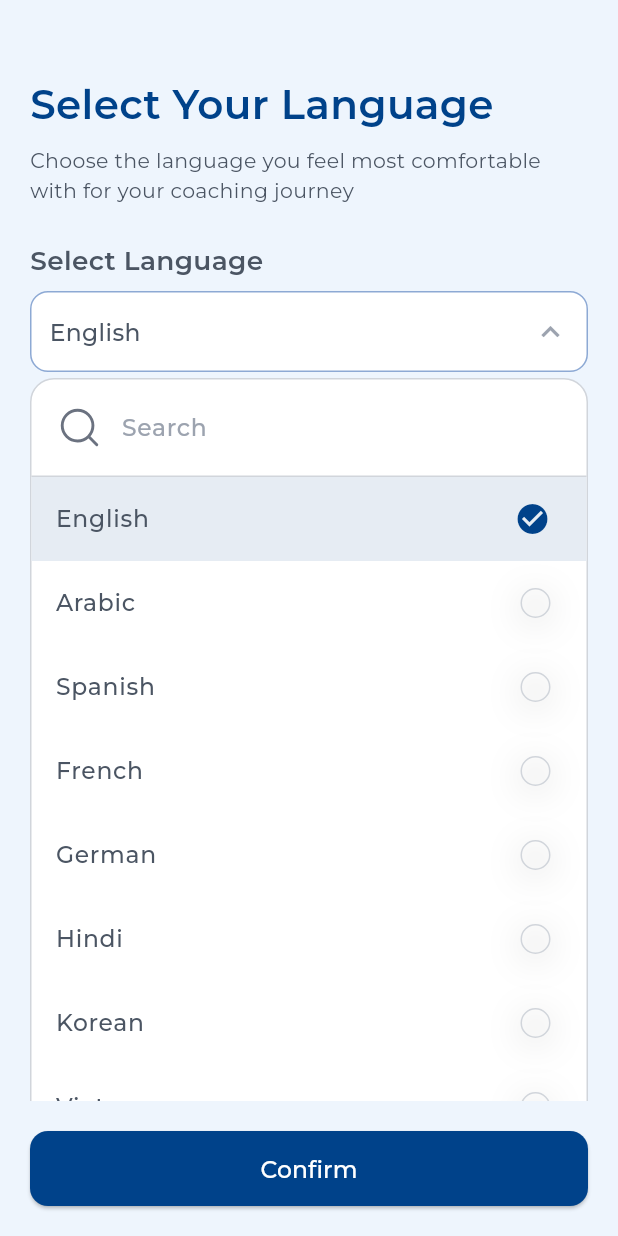
After one commit to MdLimon123/Find-A-Coach, a Flutter app: the ClientSelectLanguageScreen screen opened by its route, after a tap on "English", on a phone screen of 412 x 824 dp. The commit adds this screen. Run offline on Flutter 3.47's test engine with Material 3 defaults, Android fonts, the phone set to English and light mode, and no system bars; our stand-ins replace flutter_screenutil, flutter_spinkit, flutter_svg, get, image_cropper, image_picker and 2 more; accounts and stored records are empty; project files that could hold a hidden picture were left out.

Commit message:
complete language setup

```diff
--- /dev/null
+++ b/devtools_options.yaml
@@ -0,0 +1,3 @@
+description: This file stores settings for Dart & Flutter DevTools.
+documentation: https://docs.flutter.dev/tools/devtools/extensions#configure-extension-enablement-states
+extensions:
--- /dev/null
+++ b/lib/controllers/language_controller.dart
@@ -0,0 +1,32 @@
+import 'package:get/get.dart';
+
+class LanguageController extends GetxController{
+
+  var isExpanded = false.obs;
+  var selectedLanguage = 'English'.obs;
+  var searchQuery = ''.obs;
+
+  List<String> languages = [
+    'English',
+    'Arabic',
+    'Spanish',
+    'French',
+    'German',
+    'Hindi',
+    'Korean',
+    'Vietnamese'
+  ];
+
+  List<String> get filteredLanguages {
+    if (searchQuery.value.isEmpty) return languages;
+    return languages
+        .where((lang) =>
+        lang.toLowerCase().contains(searchQuery.value.toLowerCase()))
+        .toList();
+  }
+
+  void selectLanguage(String lang) {
+    selectedLanguage.value = lang;
+  }
+
+}
--- a/lib/helpers/route.dart
+++ b/lib/helpers/route.dart
@@ -3,6 +3,7 @@ import 'package:find_me_a_coach/views/screen/ClientFlow/ClientBooking/profile_sc
 import 'package:find_me_a_coach/views/screen/ClientFlow/ClientChat/client_inbox_screen.dart';
 import 'package:find_me_a_coach/views/screen/ClientFlow/ClientCommunity/client_community_screen.dart';
 import 'package:find_me_a_coach/views/screen/ClientFlow/Home/client_home_screen.dart';
+import 'package:find_me_a_coach/views/screen/ClientSelectLanguage/client_select_language_screen.dart';
 import 'package:find_me_a_coach/views/screen/Splash/select_role_screen.dart';
 import 'package:find_me_a_coach/views/screen/Splash/welcome_screen.dart';
 import 'package:get/get.dart';
@@ -21,6 +22,7 @@ class AppRoutes{
   static String findCoach="/find_coach_screen";
   static String clientCommunityScreen="/client_community_screen";
   static String clientInboxScreen="/client_inbox_screen";
+  static String selectLanguage="/select_language_screen";
 
 
 
@@ -33,6 +35,7 @@ class AppRoutes{
     GetPage(name:clientCommunityScreen, page: ()=>const ClientCommunityScreen(),transition: Transition.noTransition),
     GetPage(name:clientInboxScreen, page: ()=>const ClientInboxScreen(),transition: Transition.noTransition),
     GetPage(name:clientBookingScreen, page: ()=>const ClientBookingScreen(),transition: Transition.noTransition),
+    GetPage(name:selectLanguage, page: ()=>const ClientSelectLanguageScreen(),transition: Transition.noTransition),
   ];
 
 
--- a/lib/utils/app_constants.dart
+++ b/lib/utils/app_constants.dart
@@ -17,10 +17,21 @@ class AppConstants{
   static RegExp passwordValidator = RegExp(
       r"^(?=.*[a-z])(?=.*[A-Z])(?=.*\d)(?=.*[@$!%*?&])[A-Za-z\d@$!%*?&]{8,}$"
   );
+  // static List<LanguageModel> languages = [
+  //   LanguageModel( languageName: 'English', countryCode: 'US', languageCode: 'en'),
+  //   LanguageModel( languageName: 'عربى', countryCode: 'SA', languageCode: 'ar'),
+  //   LanguageModel( languageName: 'Spanish', countryCode: 'ES', languageCode: 'es'),
+  // ];
+
   static List<LanguageModel> languages = [
-    LanguageModel( languageName: 'English', countryCode: 'US', languageCode: 'en'),
-    LanguageModel( languageName: 'عربى', countryCode: 'SA', languageCode: 'ar'),
-    LanguageModel( languageName: 'Spanish', countryCode: 'ES', languageCode: 'es'),
+    LanguageModel(languageName: "English", languageCode: "en", countryCode: "US"),
+    LanguageModel(languageName: "Arabic", languageCode: "ar", countryCode: "SA"),
+    LanguageModel(languageName: "Vietnamese", languageCode: "vi", countryCode: "VN"),
+    LanguageModel(languageName: "Korean", languageCode: "ko", countryCode: "KR"),
+    LanguageModel(languageName: "Hindi", languageCode: "hi", countryCode: "IN"),
+    LanguageModel(languageName: "German", languageCode: "de", countryCode: "DE"),
+    LanguageModel(languageName: "French", languageCode: "fr", countryCode: "FR"),
+    LanguageModel(languageName: "Spanish", languageCode: "es", countryCode: "ES"),
   ];
 
 }
--- /dev/null
+++ b/lib/views/screen/ClientFlow/ClientAuth/client_login_screen.dart
@@ -0,0 +1,15 @@
+import 'package:flutter/material.dart';
+
+class ClientLoginScreen extends StatefulWidget {
+  const ClientLoginScreen({super.key});
+
+  @override
+  State<ClientLoginScreen> createState() => _ClientLoginScreenState();
+}
+
+class _ClientLoginScreenState extends State<ClientLoginScreen> {
+  @override
+  Widget build(BuildContext context) {
+    return const Placeholder();
+  }
+}
--- /dev/null
+++ b/lib/views/screen/ClientSelectLanguage/client_select_language_screen.dart
@@ -0,0 +1,220 @@
+import 'package:find_me_a_coach/controllers/language_controller.dart';
+import 'package:find_me_a_coach/controllers/localization_controller.dart';
+import 'package:find_me_a_coach/models/language_model.dart';
+import 'package:find_me_a_coach/utils/app_colors.dart';
+import 'package:find_me_a_coach/utils/app_constants.dart';
+import 'package:find_me_a_coach/utils/style.dart';
+import 'package:find_me_a_coach/views/base/custom_button.dart';
+import 'package:flutter/material.dart';
+import 'package:flutter_svg/flutter_svg.dart';
+import 'package:get/get.dart';
+
+class ClientSelectLanguageScreen extends StatefulWidget {
+  const ClientSelectLanguageScreen({super.key});
+
+  @override
+  State<ClientSelectLanguageScreen> createState() => _ClientSelectLanguageScreenState();
+}
+
+class _ClientSelectLanguageScreenState extends State<ClientSelectLanguageScreen> {
+
+  final _languageController = Get.put(LanguageController());
+
+  final _localizationController = Get.find<LocalizationController>();
+
+  @override
+  void initState() {
+
+    final currentLocale = _localizationController.locale;
+    final matchedLanguage = AppConstants.languages.firstWhere((language) => language.languageCode == currentLocale.languageCode,
+        orElse: () => AppConstants.languages[0]);
+
+    _languageController.selectedLanguage.value = matchedLanguage.languageName.tr;
+
+    super.initState();
+  }
+
+  @override
+  Widget build(BuildContext context) {
+    return Scaffold(
+        backgroundColor: AppColors.backgroundColor,
+        body: Column(
+          children: [
+            Expanded(
+              child: SingleChildScrollView(
+                padding: const EdgeInsets.symmetric(horizontal: 20.0),
+                child: Column(
+                    mainAxisAlignment: MainAxisAlignment.center,
+                    crossAxisAlignment: CrossAxisAlignment.start,
+                    children: [
+                      SizedBox(height: 50,),
+                      Text("selectYourLanguage".tr, // Changed
+                        style: TextStyle(
+                            fontWeight: FontWeight.w600,
+                            color: AppColors. primaryColor,
+                            fontSize: 27
+                        ),),
+                      SizedBox(height: 8,),
+                      Text("chooseLanguageComfort".tr, // Changed
+                        style: AppStyles.h4(
+                            color: Color(0xFF4B5563),
+                            fontWeight: FontWeight.w400
+                        ),),
+                      SizedBox(height: 24,),
+                      Text("selectLanguage".tr,
+                        style: AppStyles.h2(
+                          color: Color(0xFF4B5563),
+                        ),),
+                      SizedBox(height: 8,),
+
+                      Obx(() {
+                        return Column(
+                          crossAxisAlignment: CrossAxisAlignment.start,
+                          children: [
+                            // Dropdown header
+                            GestureDetector(
+                              onTap: () => _languageController.isExpanded.toggle(),
+                              child: Container(
+                                padding: const EdgeInsets.symmetric(horizontal: 12, vertical: 14),
+                                decoration: BoxDecoration(
+                                  color: AppColors.textColor,
+                                  borderRadius: BorderRadius.circular(12),
+                                  border: Border.all(color: const Color(0xFF8DA9D4)),
+                                ),
+                                child: Row(
+                                  mainAxisAlignment: MainAxisAlignment.spaceBetween,
+                                  children: [
+                                    Text(
+                                      _languageController.selectedLanguage.value, // This is already reactive and should update with .tr from initState
+                                      style: AppStyles.h3(color: const Color(0xFF4B5563)),
+                                    ),
+                                    Icon(
+                                      _languageController.isExpanded.value
+                                          ? Icons.keyboard_arrow_up
+                                          : Icons.keyboard_arrow_down,
+                                      color: const Color(0xFF9CA3AF),
+                                    ),
+                                  ],
+                                ),
+                              ),
+                            ),
+
+                            // Expanded dropdown content
+                            if (_languageController.isExpanded.value) ...[
+                              const SizedBox(height: 4),
+                              Container(
+                                decoration: BoxDecoration(
+                                  color: AppColors.textColor,
+                                  borderRadius: BorderRadius.circular(16),
+                                  border: Border.all(color: const Color(0xFFD1D5DB)),
+                                ),
+                                child: Column(
+                                  children: [
+                                    // Search bar
+                                    Padding(
+                                      padding: const EdgeInsets.all(8.0),
+                                      child: TextField(
+                                        onChanged: (val) =>
+                                        _languageController.searchQuery.value = val,
+                                        decoration: InputDecoration(
+                                          prefixIcon: Padding(
+                                            padding: const EdgeInsets.all(8.0),
+                                            child: SvgPicture.asset('assets/icons/search.svg',
+                                              color: Color(0xFF6B7280),),
+                                          ),
+                                          hintText: "search".tr, // Changed
+                                          hintStyle: AppStyles.h3(color: const Color(0xFF9CA3AF)),
+                                          filled: true,
+                                          fillColor: AppColors.textColor,
+                                          border: OutlineInputBorder(
+                                            borderRadius: BorderRadius.circular(8),
+                                            borderSide: BorderSide.none,
+                                          ),
+                                          contentPadding: const EdgeInsets.symmetric(vertical: 0),
+                                        ),
+                                      ),
+                                    ),
+                                    const Divider(height: 1, color: Color(0xFFD1D5DB)),
+
+
+                                    Obx(() {
+                                      return Column(
+                                        children: _languageController.filteredLanguages.map((lang) {
+
+                                          bool isSelected = _languageController.selectedLanguage.value == lang.tr;
+
+                                          return GestureDetector(
+                                            onTap: () {
+                                              _languageController.selectLanguage(lang.tr);
+                                              LanguageModel? selectedLangModel = AppConstants.languages.firstWhere(
+
+                                                    (language) => language.languageName == lang,
+                                                orElse: () => AppConstants.languages[0],
+                                              );
+                                              _localizationController.setLanguage(
+                                                Locale(selectedLangModel.languageCode, selectedLangModel.countryCode),
+
+                                              );
+                                              _languageController.isExpanded.value = false;
+                                            },
+                                            child: Container(
+                                              decoration: BoxDecoration(
+                                                color: isSelected
+                                                    ? AppColors.primaryColor50 // highlight color
+                                                    : Colors.transparent,
+                                              ),
+                                              child: ListTile(
+                                                title: Text(
+                                                  lang.tr, // Adjusted if lang is a key
+                                                  style: AppStyles.h3(color: const Color(0xFF4B5563)),
+                                                ),
+                                                trailing: isSelected
+                                                    ? Icon(Icons.check_circle, color: AppColors.primaryColor)
+                                                    : Container(
+                                                  height: 20,
+                                                  width: 20,
+                                                  decoration: BoxDecoration(
+                                                    shape: BoxShape.circle,
+                                                    border:
+                                                    Border.all(color: const Color(0xFFD1D5DB), width: 1),
+                                                    boxShadow: [
+                                                      BoxShadow(
+                                                        color: const Color(0xFF12110D).withValues(alpha: 0.12),
+                                                        blurRadius: 20,
+                                                        offset: const Offset(0, 4),
+                                                        spreadRadius: 0,
+                                                      )
+                                                    ],
+                                                  ),
+                                                ),
+                                              ),
+                                            ),
+                                          );
+                                        }).toList(),
+                                      );
+                                    })
+
+                                  ],
+                                ),
+                              ),
+                            ]
+                          ],
+                        );
+                      }),
+
+
+                    ]),
+              ),
+            ),
+
+            Padding(
+              padding: const EdgeInsets.all(20.0),
+              child: CustomButton(onTap: (){
+
+              },
+                  text: 'confirm'.tr),
+            )
+          ],
+        ) );
+  }
+}
--- a/lib/views/screen/Splash/select_role_screen.dart
+++ b/lib/views/screen/Splash/select_role_screen.dart
@@ -1,7 +1,9 @@
+import 'package:find_me_a_coach/helpers/route.dart';
 import 'package:find_me_a_coach/utils/app_colors.dart';
 import 'package:find_me_a_coach/utils/style.dart';
 import 'package:flutter/material.dart';
 import 'package:flutter_svg/flutter_svg.dart';
+import 'package:get/get.dart';
 
 class SelectRoleScreen extends StatefulWidget {
   const SelectRoleScreen({super.key});
@@ -27,6 +29,10 @@ class _SelectRoleScreenState extends State<SelectRoleScreen> {
           SizedBox(height: 76,),
           Padding(
             padding: const EdgeInsets.symmetric(horizontal: 20),
+            child: InkWell(
+              onTap: (){
+                Get.offAndToNamed(AppRoutes.selectLanguage);
+              },
               child: Container(
                 height: 50,
                 width: double.infinity,
@@ -47,6 +53,7 @@ class _SelectRoleScreenState extends State<SelectRoleScreen> {
                       color: AppColors.primaryColor
                     ),)
                   ],
+                ),
               ),
             ),
           ),
```
Also changed, not shown: assets/language/ar.json (+6 -1 lines), assets/language/de.json (added, +8 -0 lines), assets/language/en.json (+6 -1 lines), assets/language/es.json (+6 -1 lines), assets/language/fr.json (added, +8 -0 lines), assets/language/hi.json (added, +8 -0 lines), assets/language/ko.json (added, +8 -0 lines), assets/language/vi.json (added, +8 -0 lines). Lines whose indentation alone changed are shown as unchanged.
